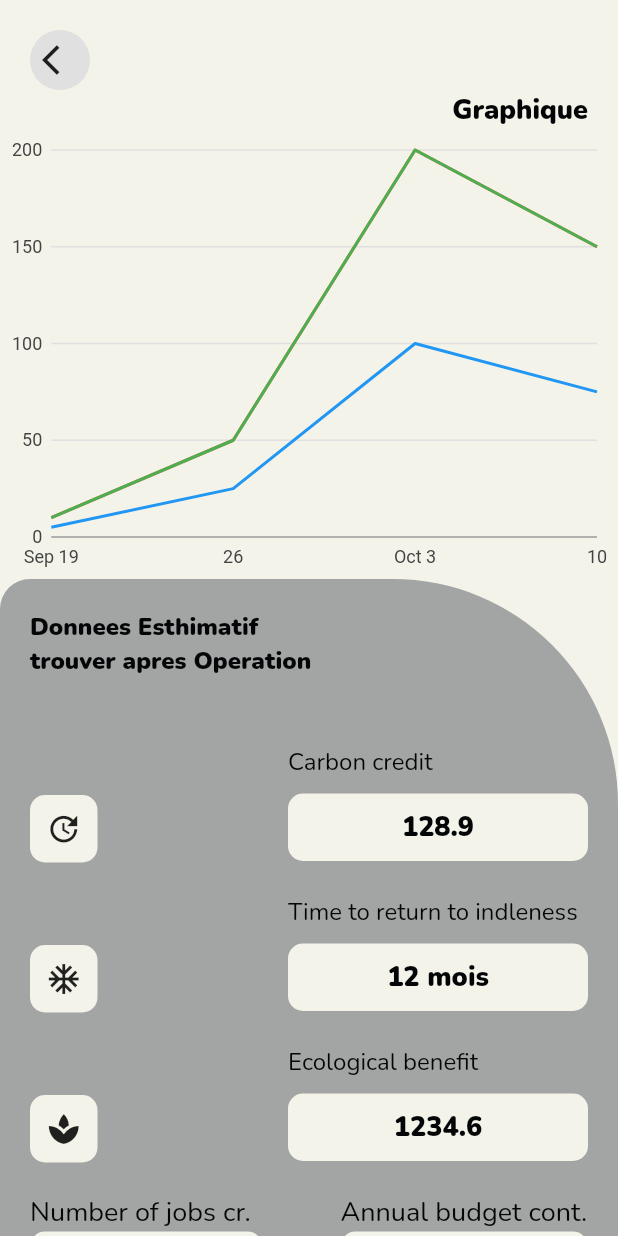
After one commit to Pacome0106/Eny, a Flutter app: the Similator screen opened directly, after a tap on "Enregistrer", on a phone screen of 412 x 824 dp. The commit adds this screen. Run offline on Flutter 3.47's test engine with Material 2 defaults, Android fonts, the phone set to English and light mode, and no system bars; our stand-ins replace charts_flutter, cloud_firestore, firebase_auth, firebase_core, firebase_storage, flutter_native_image and 4 more; missing offline and left inert: a package; accounts and stored records are empty; Roboto replaces fonts that are missing (images/plus2.png).

Commit message:
response

```diff
--- a/lib/auth/pages_Auth/verification.dart
+++ b/lib/auth/pages_Auth/verification.dart
@@ -1,7 +1,6 @@
 // ignore_for_file: avoid_print
 
 import 'package:cloud_firestore/cloud_firestore.dart';
-import 'package:eny/auth/pages_Auth/login_screens.dart';
 import 'package:eny/pages/home_page.dart';
 import 'package:eny/widgets/notification.dart';
 import 'package:firebase_auth/firebase_auth.dart';
--- a/lib/pages/similator.dart
+++ b/lib/pages/similator.dart
@@ -1,4 +1,5 @@
 import 'package:eny/pages/home_page.dart';
+import 'package:eny/screens/response.dart';
 import 'package:eny/widgets/app_text.dart';
 import 'package:eny/widgets/app_text_large.dart';
 import 'package:eny/widgets/textfield.dart';
@@ -222,7 +223,15 @@ class _SimilatorState extends State<Similator> {
                 ),
                 const SizedBox(height: 40),
                 Padding(
-                  padding: const EdgeInsets.only(left: 20, right: 20),
+                  padding: const EdgeInsets.only(left: 20, right: 20,bottom: 50),
+                  child: GestureDetector(
+                    onTap: (){
+                      Navigator.of(context).push(
+                        MaterialPageRoute(
+                            builder: (context) =>
+                                SegmentsLineChart.withSampleData()),
+                      );
+                    },
                     child: Container(
                       width: double.maxFinite,
                       height: 50,
@@ -232,6 +241,7 @@ class _SimilatorState extends State<Similator> {
                           text: 'Enregistrer',
                           color: Colors.white,
                           size: 16,
+                        ),
                       ),
                     ),
                   ),
--- /dev/null
+++ b/lib/screens/response.dart
@@ -0,0 +1,281 @@
+import 'package:charts_flutter/flutter.dart' as charts;
+import 'package:eny/pages/similator.dart';
+import 'package:eny/widgets/app_text.dart';
+import 'package:eny/widgets/app_text_large.dart';
+import 'package:eny/widgets/colors.dart';
+import 'package:flutter/material.dart';
+
+class SegmentsLineChart extends StatefulWidget {
+  final List<charts.Series<dynamic, String>> seriesList;
+
+  const SegmentsLineChart(
+    this.seriesList, {
+    super.key,
+  });
+
+  factory SegmentsLineChart.withSampleData() {
+    return SegmentsLineChart(
+      _createSampleData().cast<charts.Series<dynamic, String>>(),
+    );
+  }
+
+  @override
+  State<SegmentsLineChart> createState() => _SegmentsLineChartState();
+
+  static List<charts.Series<TimeSeriesSales, DateTime>> _createSampleData() {
+    final desktopSalesData = [
+      TimeSeriesSales(DateTime(2017, 9, 19), 5),
+      TimeSeriesSales(DateTime(2017, 9, 26), 25),
+      TimeSeriesSales(DateTime(2017, 10, 3), 100),
+      TimeSeriesSales(DateTime(2017, 10, 10), 75),
+    ];
+
+    final tableSalesData = [
+      TimeSeriesSales(DateTime(2017, 9, 19), 10),
+      TimeSeriesSales(DateTime(2017, 9, 26), 50),
+      TimeSeriesSales(DateTime(2017, 10, 3), 200),
+      TimeSeriesSales(DateTime(2017, 10, 10), 150),
+    ];
+
+    final mobileSalesData = [
+      TimeSeriesSales(DateTime(2017, 9, 19), 10),
+      TimeSeriesSales(DateTime(2017, 9, 26), 50),
+      TimeSeriesSales(DateTime(2017, 10, 3), 200),
+      TimeSeriesSales(DateTime(2017, 10, 10), 150),
+    ];
+
+    return [
+      charts.Series<TimeSeriesSales, DateTime>(
+        id: 'Desktop',
+        colorFn: (_, __) => charts.MaterialPalette.blue.shadeDefault,
+        domainFn: (TimeSeriesSales sales, _) => sales.time,
+        measureFn: (TimeSeriesSales sales, _) => sales.sales,
+        data: desktopSalesData,
+      ),
+      charts.Series<TimeSeriesSales, DateTime>(
+        id: 'Tablet',
+        colorFn: (_, __) => charts.MaterialPalette.red.shadeDefault,
+        domainFn: (TimeSeriesSales sales, _) => sales.time,
+        measureFn: (TimeSeriesSales sales, _) => sales.sales,
+        data: tableSalesData,
+      ),
+      charts.Series<TimeSeriesSales, DateTime>(
+          id: 'Mobile',
+          colorFn: (_, __) => charts.MaterialPalette.green.shadeDefault,
+          domainFn: (TimeSeriesSales sales, _) => sales.time,
+          measureFn: (TimeSeriesSales sales, _) => sales.sales,
+          data: mobileSalesData)
+        ..setAttribute(charts.rendererIdKey, 'customPoint'),
+    ];
+  }
+}
+
+class _SegmentsLineChartState extends State<SegmentsLineChart> {
+  TextEditingController carbon_credit = TextEditingController();
+  @override
+  Widget build(BuildContext context) {
+    return Scaffold(
+        body: SafeArea(
+      child: SingleChildScrollView(
+        child: Column(
+          crossAxisAlignment: CrossAxisAlignment.start,
+          mainAxisAlignment: MainAxisAlignment.start,
+          children: [
+            GestureDetector(
+              onTap: (){
+                Navigator.pushAndRemoveUntil(
+                            context,
+                            MaterialPageRoute(
+                              builder: (context) => const Similator(),
+
+                            ),
+                            (route) => false);
+              },
+              child: Container(
+                alignment: Alignment.center,
+                margin: const EdgeInsets.only(left: 20, top: 20),
+                width: 40,
+                height: 40,
+                decoration: BoxDecoration(
+                  color: Theme.of(context).buttonColor,
+                  shape: BoxShape.circle,
+                ),
+                child: const Icon(Icons.arrow_back_ios),
+              ),
+            ),
+            Row(
+              mainAxisAlignment: MainAxisAlignment.end,
+              children: [
+                Container(
+                  margin: const EdgeInsets.only(right: 20),
+                  child: AppTextLarge(
+                    size: 18,
+                    text: 'Graphique',
+                    color: Theme.of(context).hintColor,
+                  ),
+                ),
+              ],
+            ),
+            SizedBox(
+              height: 300,
+              width: double.maxFinite,
+              child: charts.TimeSeriesChart(
+                widget.seriesList.cast<charts.Series<dynamic, DateTime>>(),
+                defaultRenderer: charts.LineRendererConfig(),
+                customSeriesRenderers: [
+                  charts.PointRendererConfig(customRendererId: 'customPoint')
+                ],
+                dateTimeFactory: const charts.LocalDateTimeFactory(),
+              ),
+            ),
+            Container(
+              width: double.maxFinite,
+              height: 500.0,
+              decoration:  BoxDecoration(
+                color: Theme.of(context).hoverColor,
+                borderRadius: const BorderRadius.only(
+                  topRight: Radius.circular(150.0),
+                  topLeft: Radius.circular(20),
+                ),
+              ),
+              child: Padding(
+                padding: const EdgeInsets.only(left: 20.0, right: 20, top: 20),
+                child: Column(
+                  crossAxisAlignment: CrossAxisAlignment.start,
+                  children: [
+                    AppTextLarge(text: '''Donnees Esthimatif
+trouver apres Operation
+                    ''', color:Theme.of(context).hintColor, size: 16),
+                    const SizedBox(height: 20),
+                    Column(children: [
+                      card(const Icon(Icons.update), 'Carbon credit', '128.9'),
+                      const SizedBox(height: 20),
+                      card(const Icon(Icons.ac_unit),
+                          'Time to return to indleness', '12 mois'),
+                      const SizedBox(height: 20),
+                      card(const Icon(Icons.spa), 'Ecological benefit',
+                          '1234.6'),
+                      const SizedBox(height: 20),
+                      Row(
+                        mainAxisAlignment: MainAxisAlignment.spaceBetween,
+                        children: [
+                          Column(
+                            crossAxisAlignment: CrossAxisAlignment.start,
+                            children: [
+                              AppText(
+                                  text: 'Number of jobs cr.',
+                                  color:Theme.of(context).hintColor,
+                                  size: 18),
+                              Container(
+                                padding: const EdgeInsets.all(10),
+                                height: 45,
+                                width: 155.0,
+                                decoration: BoxDecoration(
+                                    color: AppColors.mainColor,
+                                    borderRadius: BorderRadius.circular(10)),
+                                child: Row(
+                                  mainAxisAlignment:
+                                      MainAxisAlignment.spaceBetween,
+                                  children: [
+                                    const Icon(Icons.directions_walk, size: 30),
+                                    AppTextLarge(
+                                        text: '1.000.000',
+                                        color:Theme.of(context).hintColor,
+                                        size: 18)
+                                  ],
+                                ),
+                              ),
+                            ],
+                          ),
+                          Column(
+                            crossAxisAlignment: CrossAxisAlignment.start,
+                            children: [
+                              AppText(
+                                  text: 'Annual budget cont.',
+                                  color: Theme.of(context).hintColor,
+                                  size: 18),
+                              Container(
+                                padding: const EdgeInsets.all(10),
+                                height: 45,
+                                width: 165.0,
+                                decoration: BoxDecoration(
+                                    color:AppColors.mainColor,
+                                    borderRadius: BorderRadius.circular(10)),
+                                child: Row(
+                                  crossAxisAlignment: CrossAxisAlignment.center,
+                                  mainAxisAlignment:
+                                      MainAxisAlignment.spaceBetween,
+                                  children: [
+                                    const Icon(Icons.monetization_on, size: 30),
+                                    AppTextLarge(
+                                        text: '50.000.000',
+                                        color:Theme.of(context).hintColor,
+                                        size: 18)
+                                  ],
+                                ),
+                              ),
+                            ],
+                          )
+                        ],
+                      ),
+                    ]),
+                  ],
+                ),
+              ),
+            )
+          ],
+        ),
+      ),
+    ));
+  }
+
+  Widget card(
+    Icon icon,
+    String text,
+    String resulat,
+  ) {
+    return Row(
+      mainAxisAlignment: MainAxisAlignment.spaceBetween,
+      children: [
+        Container(
+            margin: const EdgeInsets.only(top: 35.0),
+            height: 45,
+            width: 45,
+            decoration: BoxDecoration(
+              color: AppColors.mainColor,
+              borderRadius: BorderRadius.circular(10),
+            ),
+            child: icon),
+        Column(
+          crossAxisAlignment: CrossAxisAlignment.start,
+          children: [
+            AppText(text: text, color: AppColors.bigTextColor, size: 16),
+            const SizedBox(height: 10),
+            Container(
+              alignment: Alignment.center,
+              padding: const EdgeInsets.only(left: 10, right: 10),
+              height: 45,
+              width: 200,
+              decoration: BoxDecoration(
+                color: AppColors.mainColor,
+                borderRadius: BorderRadius.circular(10),
+              ),
+              child: AppTextLarge(
+                color: Theme.of(context as BuildContext).hintColor,
+                text: resulat,
+                size: 18,
+              ),
+            ),
+          ],
+        )
+      ],
+    );
+  }
+}
+
+class TimeSeriesSales {
+  final DateTime time;
+  final int sales;
+
+  TimeSeriesSales(this.time, this.sales);
+}
```
Also changed, not shown: lib/pages/accueil.dart (+8 -11 lines). Lines whose indentation alone changed are shown as unchanged.
